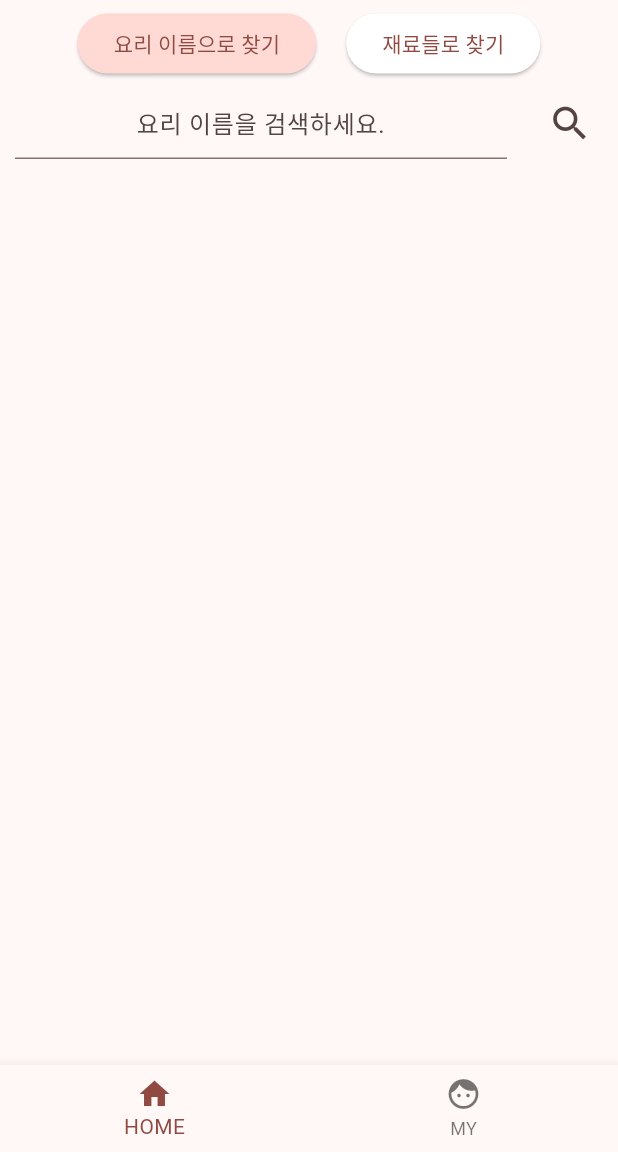
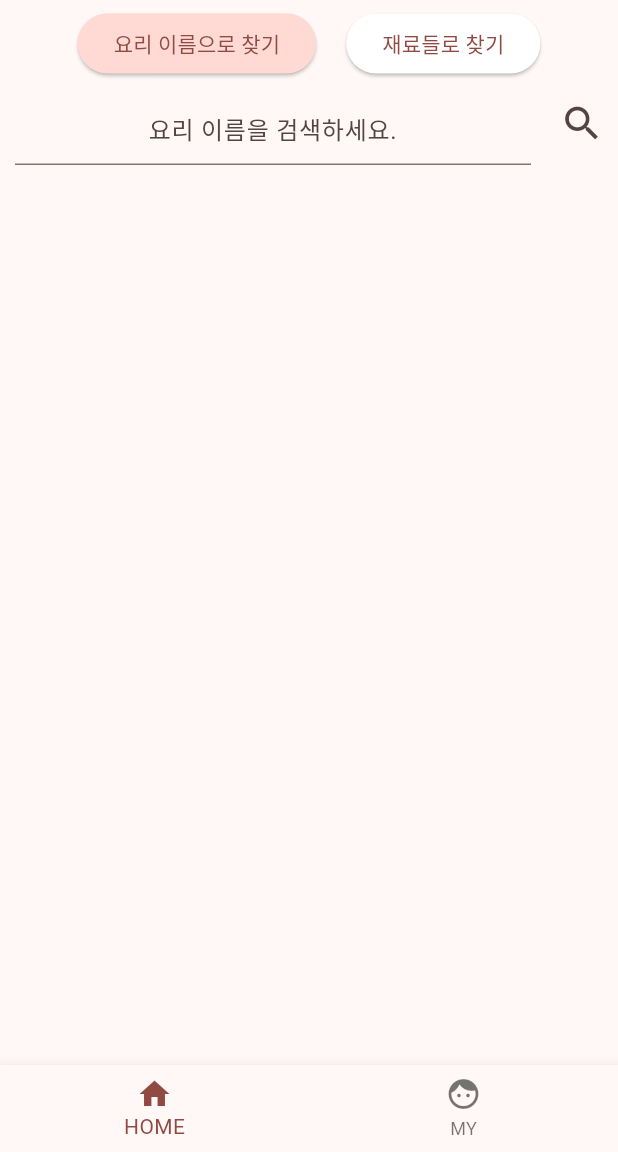
Before and after one commit to Jang-seungminn/cooky, a Flutter app: the screen it shows after launch, on a phone screen of 412 x 824 dp, the part 84-1236 px from its top. Run offline on Flutter 3.47's test engine with Material 2 defaults, Android fonts, the phone set to English and light mode, and no system bars; our stand-ins replace bloc, equatable, flutter_bloc, smooth_page_indicator.

Commit message:
- 검색된 레시피리스트뷰 padding 수정 - 입력된 재료 버튼 padding 수정

```diff
--- a/lib/src/ui/pages/home_page.dart
+++ b/lib/src/ui/pages/home_page.dart
@@ -104,7 +104,7 @@ class _HomePageState extends State<HomePage> {
               ),
             ),
             Padding(
-              padding: const EdgeInsets.symmetric(horizontal: 8.0),
+              padding: const EdgeInsets.only(bottom: 8.0),
               child: IconButton(
                 splashRadius: 25,
                 onPressed: () {
@@ -142,7 +142,7 @@ class _HomePageState extends State<HomePage> {
         Visibility(
           visible: isPluralOk,
           child: Padding(
-            padding: const EdgeInsets.symmetric(vertical: 8),
+            padding: const EdgeInsets.only(top: 8),
             child: SizedBox(
               height: integrationList.isNotEmpty ? 40 : 0,
               child: ListView.builder(
--- a/lib/src/ui/widgets/recipe_widget.dart
+++ b/lib/src/ui/widgets/recipe_widget.dart
@@ -81,7 +81,7 @@ class _RecipeWidgetState extends State<RecipeWidget> {
 
     return Center(
       child: Padding(
-        padding: const EdgeInsets.all(20),
+        padding: const EdgeInsets.symmetric(horizontal: 20),
         child: BlocBuilder<RecipeBloc, RecipeState>(
           builder: (context, state) {
             if (state is RecipeSearchingState) {
```
